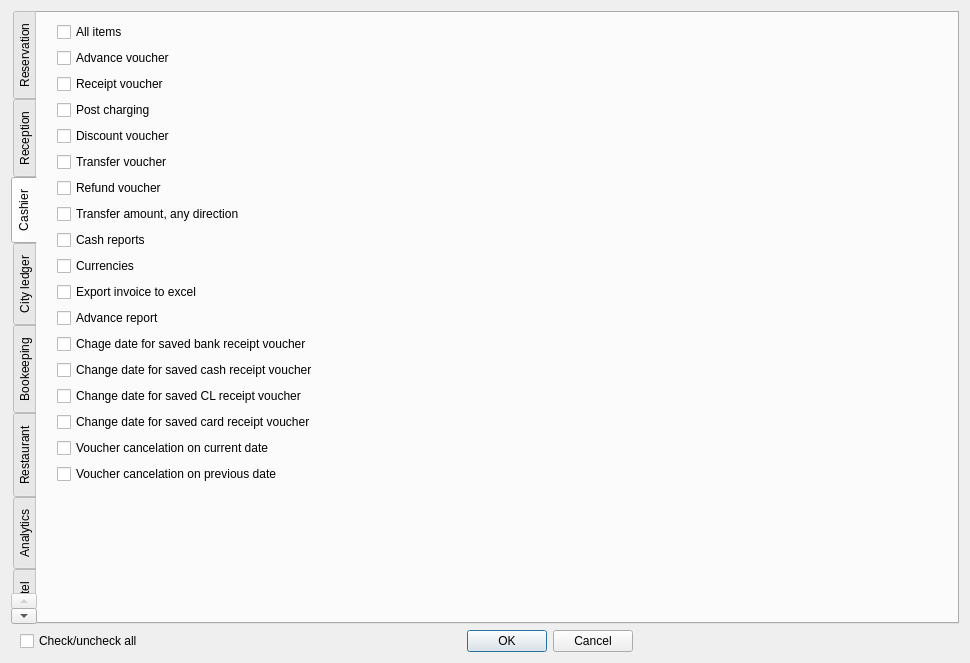
This is Resort/dlguserrights.ui in End1-1/Resort as Qt 5 draws it before an edit. The edited form follows.
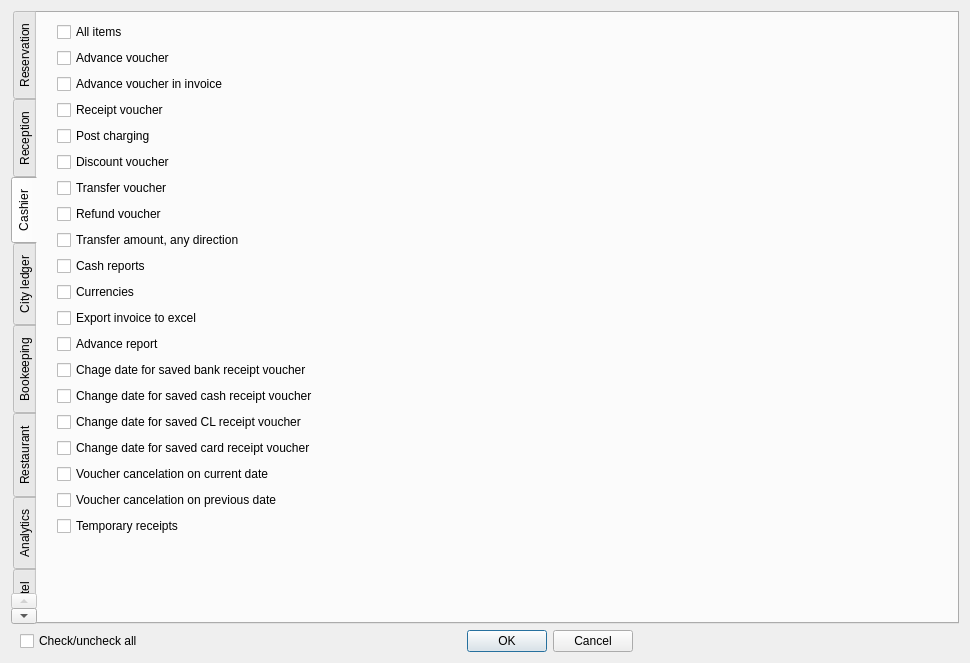
This is the edited form. The open tabs and pages were chosen to show the change. Custom widgets are drawn as their Qt base class.

```diff
--- a/Resort/dlguserrights.ui
+++ b/Resort/dlguserrights.ui
@@ -474,6 +474,16 @@
          </property>
         </widget>
        </item>
+       <item>
+        <widget class="EQCheckBox" name="chAdvanceReceiptInvoice">
+         <property name="text">
+          <string>Advance voucher in invoice</string>
+         </property>
+         <property name="Tag" stdset="0">
+          <number>127</number>
+         </property>
+        </widget>
+       </item>
        <item>
         <widget class="EQCheckBox" name="chReceiptVaucher">
          <property name="text">
@@ -634,6 +644,16 @@
          </property>
         </widget>
        </item>
+       <item>
+        <widget class="EQCheckBox" name="chTempReceipt">
+         <property name="text">
+          <string>Temporary receipts</string>
+         </property>
+         <property name="Tag" stdset="0">
+          <number>128</number>
+         </property>
+        </widget>
+       </item>
        <item>
         <spacer name="verticalSpacer_3">
          <property name="orientation">
```
Left out of the diff: 2 changed lines with no effect on the pictures.
